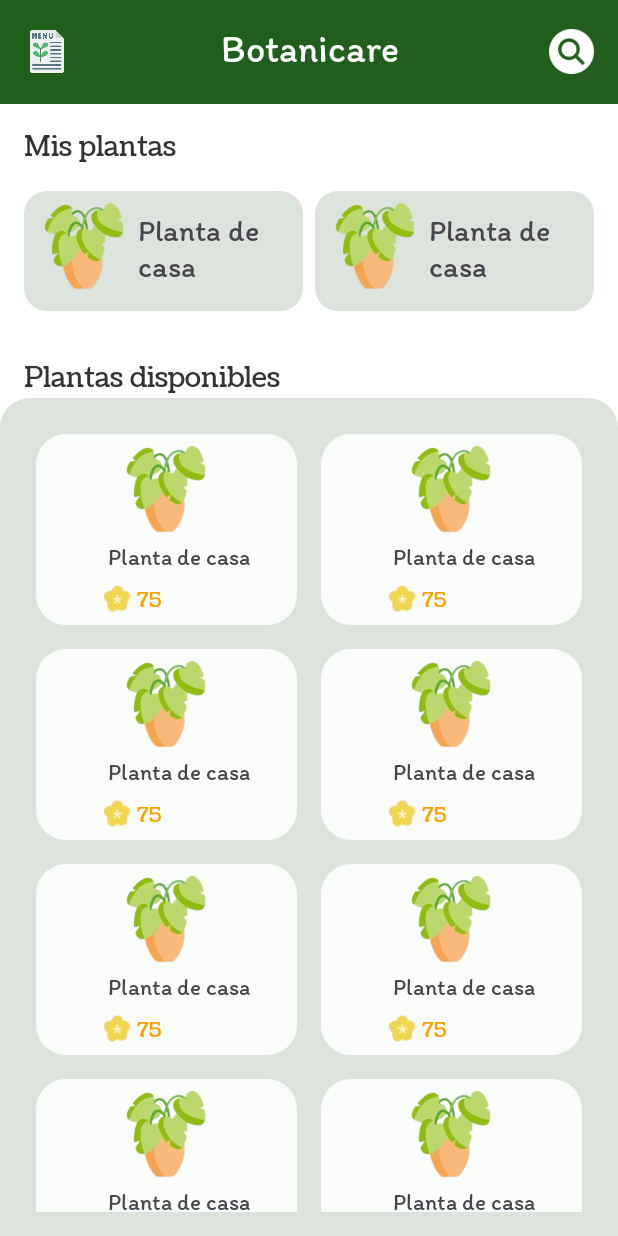
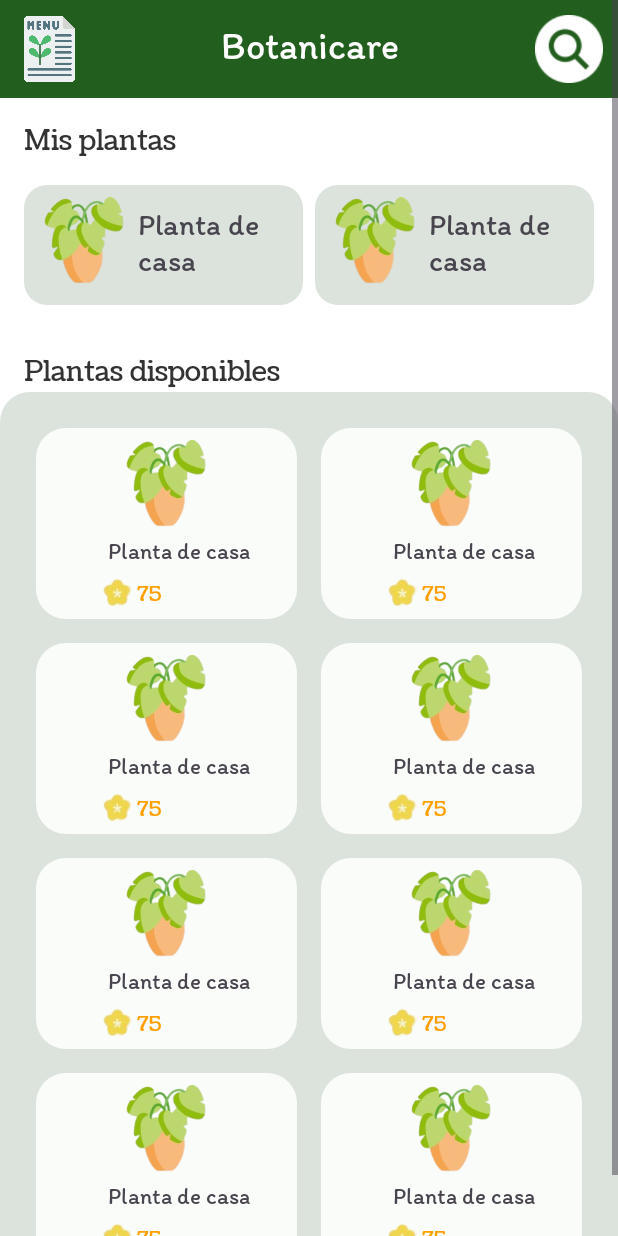
Before and after one commit to Abimael-Ochoa/Botanicare, an Android app: the Pantalla_Catalogo screen opened directly, with no data from a screen before it, on a phone screen of 412 x 824 dp. Run offline under Robolectric (Android 15) with nearby library versions, the phone set to English and light mode, and no system bars; our stand-ins replace Firebase (no records; nobody signed in at launch, a user with empty details on screens opened directly).

Commit message:
Scroll view activado

```diff
--- a/app/src/main/res/layout/activity_pantalla_catalogo.xml
+++ b/app/src/main/res/layout/activity_pantalla_catalogo.xml
@@ -1,5 +1,5 @@
 <?xml version="1.0" encoding="utf-8"?>
-<LinearLayout xmlns:android="http://schemas.android.com/apk/res/android"
+<ScrollView xmlns:android="http://schemas.android.com/apk/res/android"
     xmlns:app="http://schemas.android.com/apk/res-auto"
     xmlns:tools="http://schemas.android.com/tools"
     android:id="@+id/main"
@@ -9,18 +9,22 @@
     android:background="#FFFFFF"
     tools:context=".Pantalla_Catalogo">
 
+    <LinearLayout
+        android:layout_width="match_parent"
+        android:layout_height="wrap_content"
+        android:orientation="vertical">
     <!-- Barra superior -->
     <LinearLayout
         android:layout_width="match_parent"
-        android:layout_height="wrap_content"
+        android:layout_height="match_parent"
         android:orientation="horizontal"
-        android:padding="16dp"
+        android:padding="10dp"
         android:background="#225E1D"
         android:gravity="center_vertical">
 
         <ImageView
-            android:layout_width="30dp"
-            android:layout_height="30dp"
+            android:layout_width="45dp"
+            android:layout_height="45dp"
             android:src="@drawable/ic_menu"
             android:contentDescription="Menu" />
 
@@ -35,11 +39,13 @@
             android:gravity="center" />
 
         <ImageView
-
-            android:layout_width="30dp"
-            android:layout_height="30dp"
+            android:id="@+id/searchButton"
+            android:layout_width="45dp"
+            android:layout_height="45dp"
             android:src="@drawable/ic_search"
-            android:contentDescription="Search" />
+            android:contentDescription="Search"
+            android:clickable="true"
+            android:focusable="true"/>
     </LinearLayout>
 
     <!-- Sección de Mis Plantas -->
@@ -531,4 +537,5 @@
         </LinearLayout>
         <!-- Agrega más plantas siguiendo el mismo formato -->
     </GridLayout>
-</LinearLayout>
+    </LinearLayout>
+</ScrollView>
```
